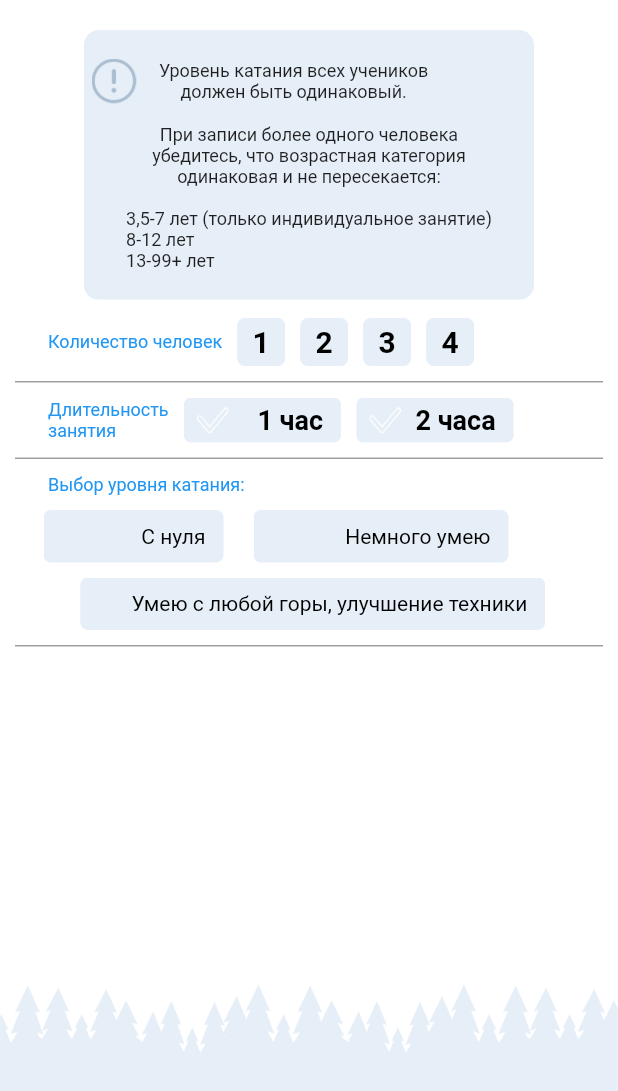
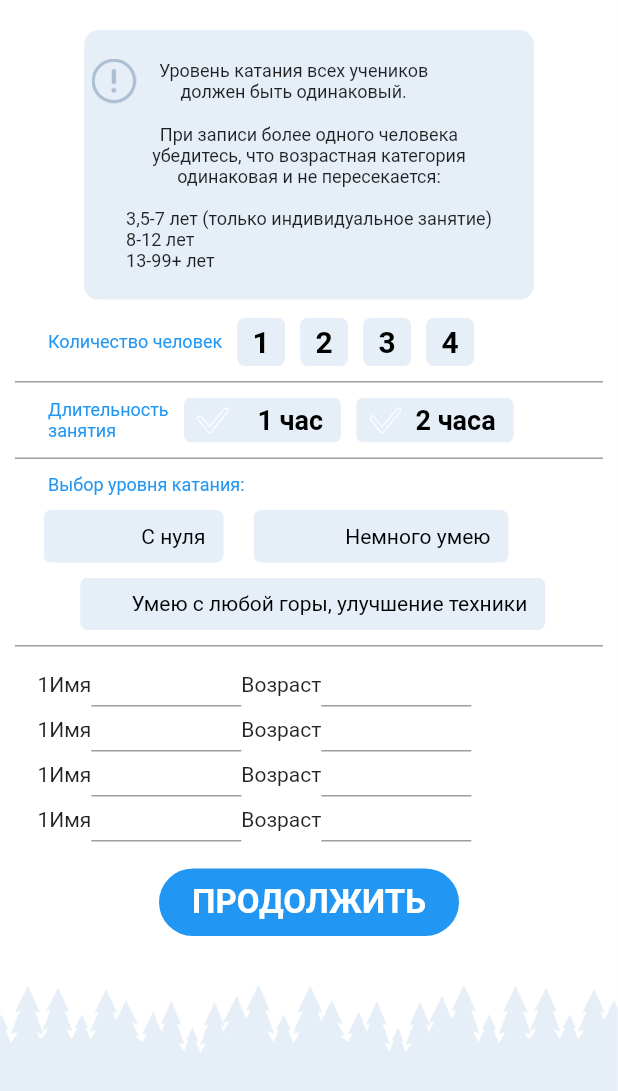
Before and after one commit to Impulseone/AcademGora, a Flutter app: the screen it shows after launch, on a phone screen of 412 x 824 dp. Shown: the top 1091 px of the screen. Run offline on Flutter 3.47's test engine with Material 2 defaults, Android fonts, the phone set to English and light mode, and no system bars; our stand-ins replace carousel_slider, expandable, flutter_calendar_carousel, pin_input_text_field; project files that could hold a hidden picture were left out.

Commit message:
reg parameters screen upd

```diff
--- /dev/null
+++ b/academ_gora/lib/screens/registration/helpers_widgets/reg_parameters/human_info_widget.dart
@@ -0,0 +1,21 @@
+import 'package:flutter/material.dart';
+
+class HumanInfoWidget extends StatefulWidget {
+  @override
+  _HumanInfoWidgetState createState() => _HumanInfoWidgetState();
+}
+
+class _HumanInfoWidgetState extends State<HumanInfoWidget> {
+  @override
+  Widget build(BuildContext context) {
+    return Row(
+      children: [
+        Text("1"),
+        Text("Имя"),
+        Container(height: 30, width: 100, child: TextField()),
+        Text("Возраст"),
+        Container(height: 30, width: 100, child: TextField()),
+      ],
+    );
+  }
+}
--- a/academ_gora/lib/screens/registration/registration_parameters_screen.dart
+++ b/academ_gora/lib/screens/registration/registration_parameters_screen.dart
@@ -1,6 +1,7 @@
 import 'dart:convert';
 
 import 'package:academ_gora/screens/registration/helpers_widgets/horizontal_divider.dart';
+import 'package:academ_gora/screens/registration/helpers_widgets/reg_parameters/human_info_widget.dart';
 import 'package:academ_gora/screens/registration/helpers_widgets/reg_parameters/info_text.dart';
 import 'package:academ_gora/screens/registration/helpers_widgets/reg_parameters/select_duration_widget.dart';
 import 'package:academ_gora/screens/registration/helpers_widgets/reg_parameters/select_level_of_skating_widget.dart';
@@ -48,6 +49,20 @@ class RegistrationParametersScreenState
                       child:
                           SelectLevelOfSkatingWidget(selectedDuration, this)),
                   horizontalDivider(10,10,10,10),
+                  Container(
+                      margin: EdgeInsets.only (left: 25),
+                      child: HumanInfoWidget(),
+                  ),Container(
+                      margin: EdgeInsets.only (left: 25),
+                      child: HumanInfoWidget(),
+                  ),Container(
+                      margin: EdgeInsets.only (left: 25),
+                      child: HumanInfoWidget(),
+                  ), Container(
+                    margin: EdgeInsets.only(left: 25),
+                    child: HumanInfoWidget(),
+                  ),
+                  _continueButton()
                 ],
               ))),
     );
@@ -97,4 +112,48 @@ class RegistrationParametersScreenState
           ],
         ));
   }
+
+  Widget _continueButton() {
+    return Container(
+      width: 200.0,
+      height: 45,
+      margin: EdgeInsets.only(top: 18),
+      child: Material(
+        borderRadius: BorderRadius.all(Radius.circular(35)),
+        color: _continueButtonBackgroundColor(),
+        child: InkWell(
+            onTap: null,
+            child: Center(
+              child: Column(
+                  mainAxisAlignment: MainAxisAlignment.center,
+                  children: [
+                    Text(
+                      "ПРОДОЛЖИТЬ",
+                      textAlign: TextAlign.center,
+                      style: TextStyle(
+                          color: _continueButtonTextColor(),
+                          fontSize: 22,
+                          fontWeight: FontWeight.bold),
+                    ),
+                  ]),
+            )),
+      ),
+    );
+  }
+
+  Color _continueButtonBackgroundColor() {
+    return Colors.blue;
+    // if (selectedKindOfSport != -1 && selectedDate != null) {
+    //   return Colors.blue;
+    // } else
+    //   return Colors.white;
+  }
+
+  Color _continueButtonTextColor() {
+    return Colors.white;
+    // if (selectedKindOfSport != -1 && selectedDate != null) {
+    //   return Colors.white;
+    // } else
+    //   return Colors.grey;
+  }
 }
```
